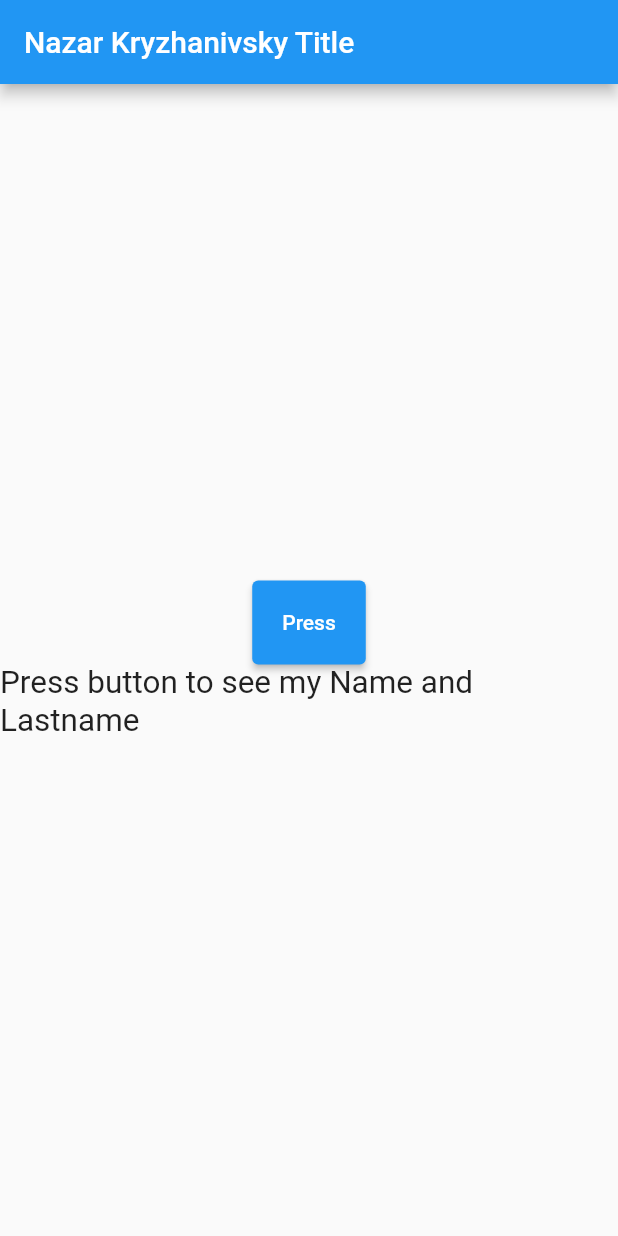
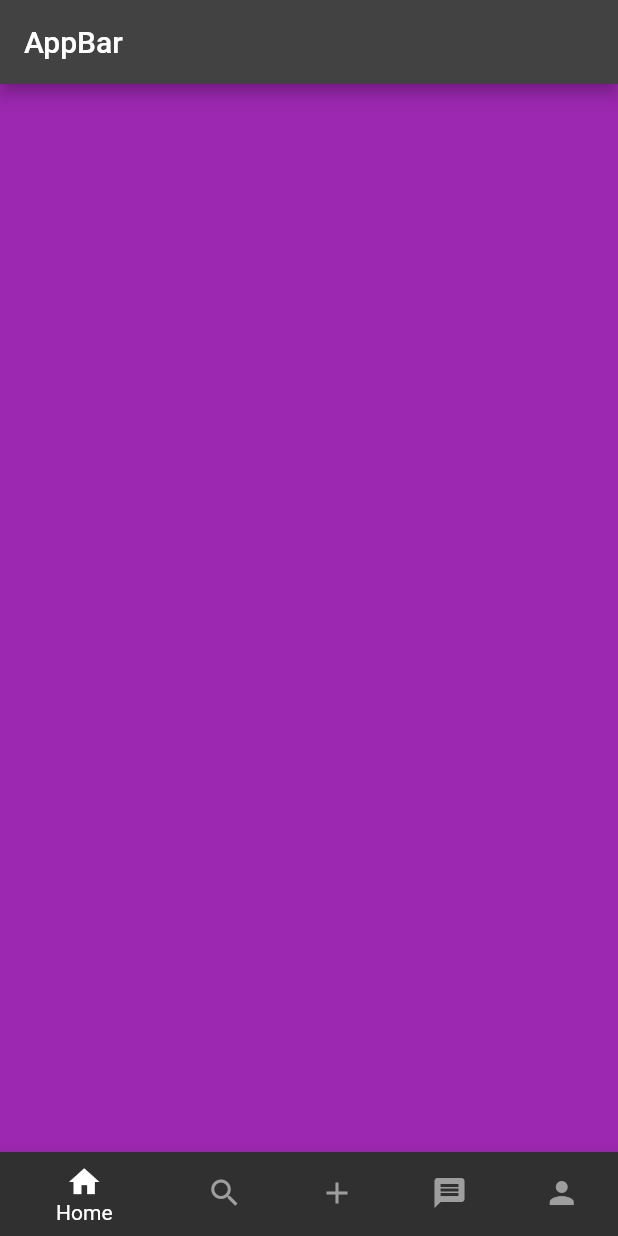
Before and after one commit to miydryg/flutter, a Flutter app: the screen it shows after launch, on a phone screen of 412 x 824 dp. Run offline on Flutter 3.47's test engine with Material 2 defaults, Android fonts, the phone set to English and light mode, and no system bars.

Commit message:
scaffold_bottom_navigation_bar

```diff
--- /dev/null
+++ b/lib/home.dart
@@ -0,0 +1,53 @@
+import 'package:flutter/material.dart';
+
+class HomeScreen extends StatefulWidget {
+  const HomeScreen({super.key});
+
+  @override
+  State<HomeScreen> createState() => _HomeScreenState();
+}
+
+class _HomeScreenState extends State<HomeScreen> {
+  int _selectedIndex = 0;
+  PageController pageController = PageController();
+
+  void onTap(int index) {
+    setState(() {
+      _selectedIndex = index;
+    });
+    pageController.animateToPage(index,
+        duration: const Duration(milliseconds: 1000), curve: Curves.decelerate);
+  }
+
+  @override
+  Widget build(BuildContext context) {
+    return Scaffold(
+      appBar: AppBar(
+        title: const Text('AppBar'),
+      ),
+      body: PageView(
+        controller: pageController,
+        children: [
+          Container(color: Colors.purple),
+          Container(color: Colors.blue),
+          Container(color: Colors.yellow),
+          Container(color: Colors.orange),
+          Container(color: Colors.pink),
+        ],
+      ),
+      bottomNavigationBar: BottomNavigationBar(
+        items: const <BottomNavigationBarItem>[
+          BottomNavigationBarItem(icon: Icon(Icons.home), label: 'Home'),
+          BottomNavigationBarItem(icon: Icon(Icons.search), label: 'Search'),
+          BottomNavigationBarItem(icon: Icon(Icons.add), label: 'Add'),
+          BottomNavigationBarItem(icon: Icon(Icons.message), label: 'Message'),
+          BottomNavigationBarItem(icon: Icon(Icons.person), label: 'Profile'),
+        ],
+        currentIndex: _selectedIndex,
+        selectedItemColor: Colors.white,
+        unselectedItemColor: Colors.grey,
+        onTap: onTap,
+      ),
+    );
+  }
+}
--- a/lib/main.dart
+++ b/lib/main.dart
@@ -1,58 +1,17 @@
 import 'package:flutter/material.dart';
-import 'my_name_lastname.dart';
 
-void main() {
-  runApp(const MyToggleButton());
-}
+import 'home.dart';
 
-class MyToggleButton extends StatefulWidget {
-  const MyToggleButton({super.key});
+void main() => runApp(const MyApp());
 
-  @override
-  State<StatefulWidget> createState() {
-    return MyToggleButtonState();
-  }
-}
-
-class MyToggleButtonState extends State<MyToggleButton> {
-  final MyNameLastName person =
-      MyNameLastName(name: 'Nazar', lastName: 'Kryzhanivsky');
-  String textHolder = 'Press button to see my Name and Lastname';
-  void clickFunction() {
-    setState(() {
-      textHolder = 'Name: ${person.name}, LastName: ${person.lastName}';
-    });
-  }
+class MyApp extends StatelessWidget {
+  const MyApp({super.key});
 
   @override
   Widget build(BuildContext context) {
     return MaterialApp(
-      title: 'Nazar Kryzhanivsky Title',
-      debugShowCheckedModeBanner: false,
-      home: Scaffold(
-        appBar: AppBar(
-          title: const Text('Nazar Kryzhanivsky Title'),
-        ),
-        body: Center(
-          child: Column(
-            mainAxisAlignment: MainAxisAlignment.center,
-            children: [
-              ElevatedButton(
-                onPressed: () {
-                  clickFunction();
-                },
-                style: ElevatedButton.styleFrom(
-                    padding: const EdgeInsets.all(20.0)),
-                child: const Text('Press'),
-              ),
-              Text(
-                textHolder,
-                style: const TextStyle(fontSize: 21),
-              )
-            ],
-          ),
-        ),
-      ),
+      theme: ThemeData.dark(),
+      home: const HomeScreen(),
     );
   }
 }
--- a/lib/my_name_lastname.dart
+++ /dev/null
@@ -1,17 +0,0 @@
-class MyNameLastName {
-  String lastName = 'Kryzhanivsky';
-  String _lastName;
-
-  String name = 'Nazar';
-  String _name;
-
-  MyNameLastName({required this.name, required this.lastName})
-      : _name = name,
-        _lastName = lastName;
-
-  String get myName => _name;
-  String get mylastName => _lastName;
-
-  set myName(String name) => _name = name;
-  set mylastName(String lastName) => _lastName = lastName;
-}
```
